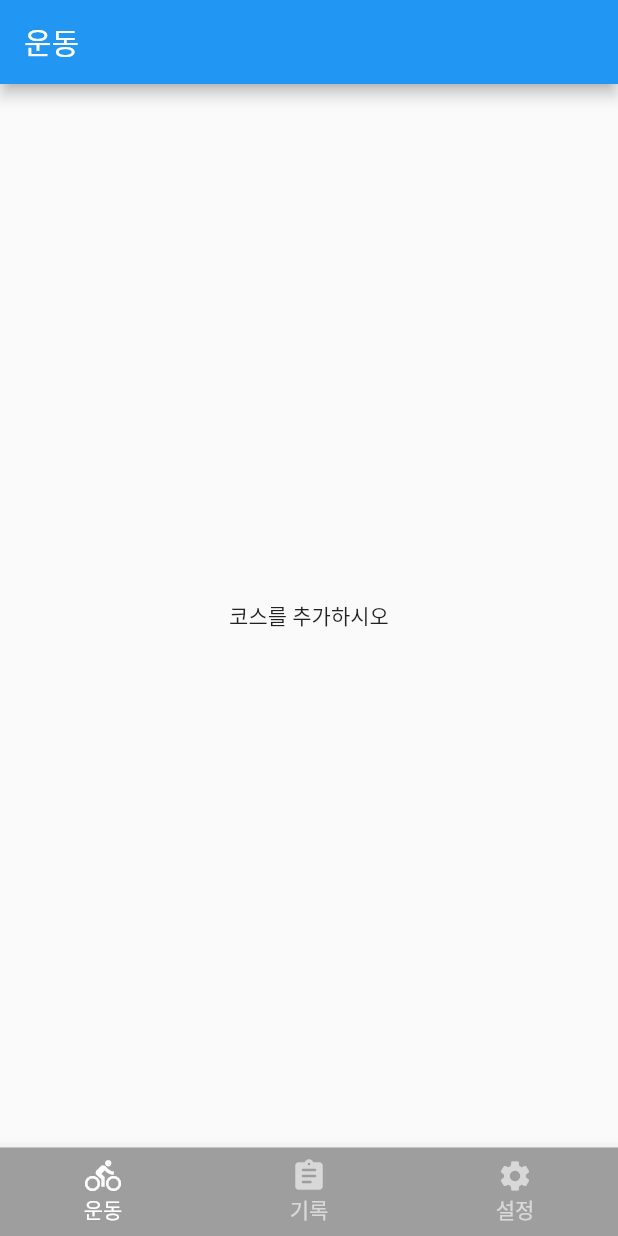
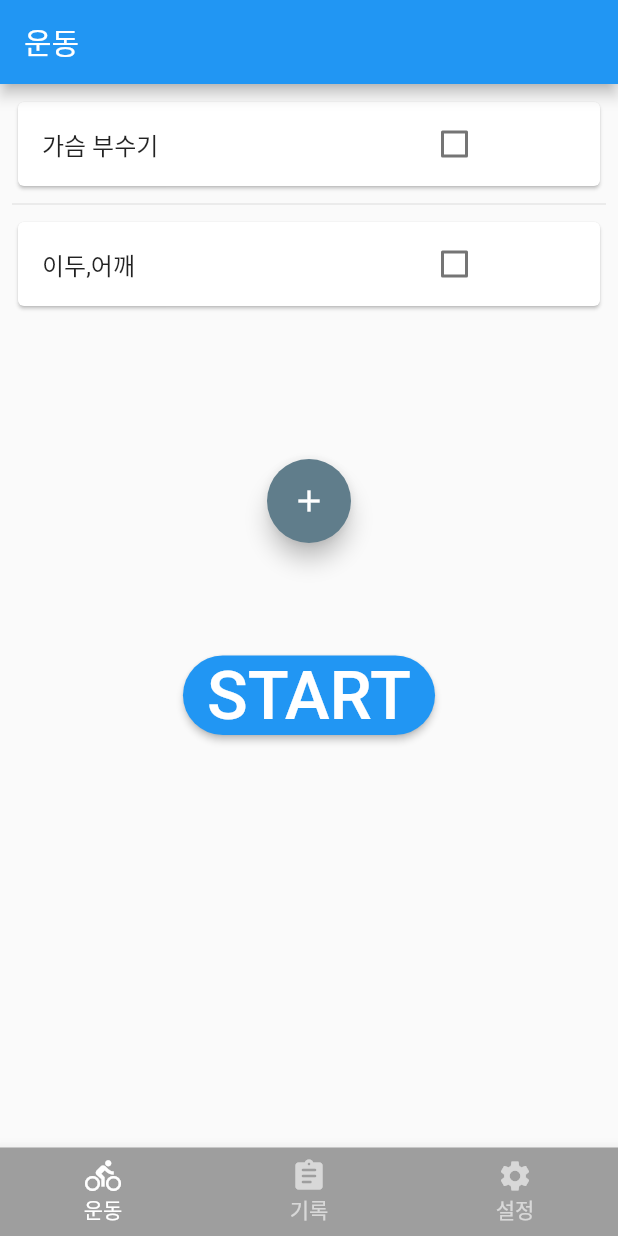
Before and after one commit to Seung-Hoon-Two/App__Develope, a Flutter app: the screen it shows after launch, on a phone screen of 412 x 824 dp. Run offline on Flutter 3.47's test engine with Material 2 defaults, Android fonts, the phone set to English and light mode, and no system bars; our stand-ins replace permission_handler, table_calendar; missing offline and left inert: flutter_ble_lib.

Commit message:
routine_list

```diff
--- a/lib/first.dart
+++ b/lib/first.dart
@@ -1,10 +1,11 @@
 import 'package:flutter/material.dart';
+import 'package:first_practice/routine_setting.dart';
 
 class First extends StatelessWidget {
   @override
   Widget build(BuildContext context) {
     return MaterialApp(
-      title: '운동',
+      // title: '운동',
       home: _First(),
     );
   }
@@ -16,13 +17,79 @@ class _First extends StatefulWidget {
 }
 
 class __FirstState extends State<_First> {
+  final List<String> course = <String>['가슴 부수기', '이두,어깨'];
+  final List<bool> _isChecked = <bool>[false, false, false];
+
   @override
   Widget build(BuildContext context) {
     return Scaffold(
-      appBar: AppBar(title: Text('운동')),
-      body: Center(
-        child: Text('코스를 추가하시오'),
+      appBar: AppBar(
+        title: Text('운동'),
       ),
+      body: Column(
+        children: [
+          Container(
+            height: 250,
+            child: ListView.separated(
+              padding: EdgeInsets.all(8),
+              itemCount: course.length,
+              itemBuilder: (context, index) {
+                return Card(
+                  child: Row(
+                    children: <Widget>[
+                      Expanded(
+                        child: ListTile(
+                          title: Text('${course[index]}'),
+                        ),
+                      ),
+                      Expanded(
+                        child: Checkbox(
+                          value: _isChecked[index],
+                          onChanged: (value) {
+                            setState(() {
+                              _isChecked[index] = value;
+                            });
+                          },
+                        ),
+                      )
+                    ],
+                  ),
+                );
+              },
+              separatorBuilder: (context, index) {
+                return Divider();
+              },
+            ),
+          ),
+          Column(
+            children: [
+              FloatingActionButton(
+                onPressed: () {
+                  Navigator.push(
+                      context,
+                      MaterialPageRoute(
+                          builder: (context) => Routine_setting()));
+                },
+                child: const Icon(Icons.add),
+                backgroundColor: Colors.blueGrey,
+              ),
+              Container(padding: EdgeInsets.only(bottom: 75.0)),
+              ElevatedButton(
+                child: Text(
+                  'START',
+                  style: TextStyle(fontSize: 45),
+                ),
+                style: ElevatedButton.styleFrom(
+                    shape: RoundedRectangleBorder(
+                        borderRadius: BorderRadius.circular(30.0))),
+                onPressed: () {},
+              )
+            ],
+          ),
+        ],
+      ),
+      floatingActionButtonLocation:
+          FloatingActionButtonLocation.miniCenterFloat,
     );
   }
 }
--- a/lib/home.dart
+++ b/lib/home.dart
@@ -26,6 +26,7 @@ class _home extends State<home> {
         selectedFontSize: 14,
         unselectedFontSize: 14,
         currentIndex: _selectedIndex,
+
         //현재 선택된 Index
         onTap: (int index) {
           setState(() {
--- a/pubspec.yaml
+++ b/pubspec.yaml
@@ -27,6 +27,9 @@ dependencies:
   flutter_localizations:
     sdk: flutter
   intl: ^0.17.0
+  flutter_spinbox: ^0.5.2
+
+  provider: ^5.0.0
 
   flutter_ble_lib: ^2.3.2
   #Android 권한 요청을 위한 라이브러리
```
Also changed, not shown: lib/routine.dart (added, +69 -0 lines), lib/routine_setting.dart (added, +209 -0 lines), pubspec.lock.
